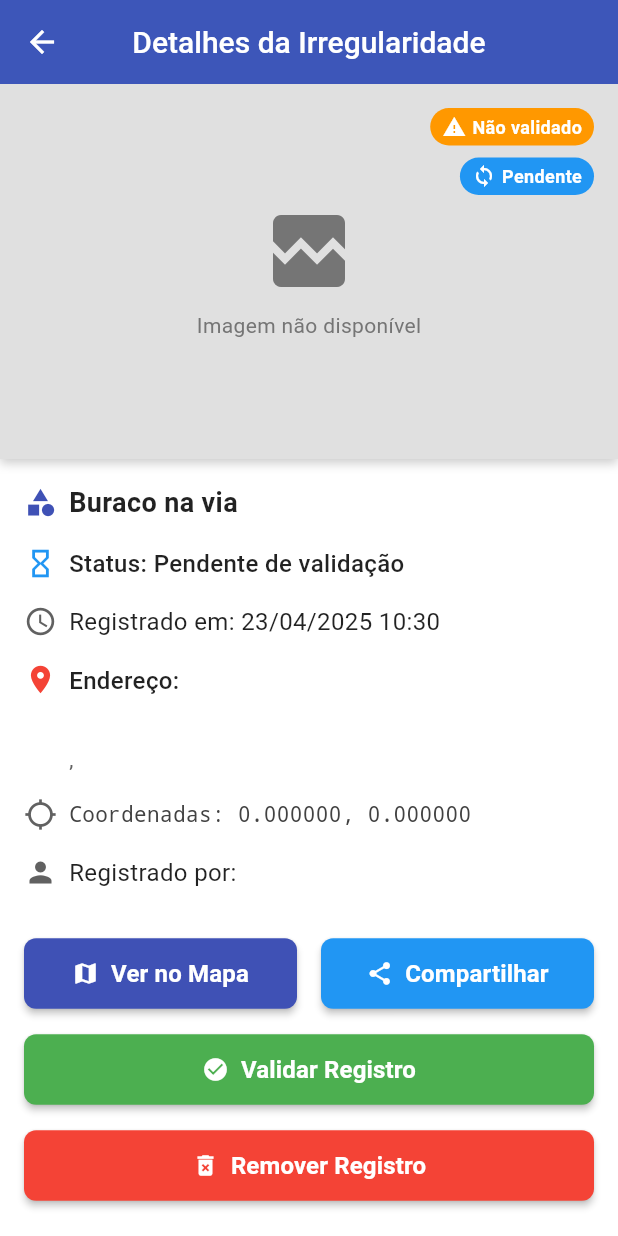
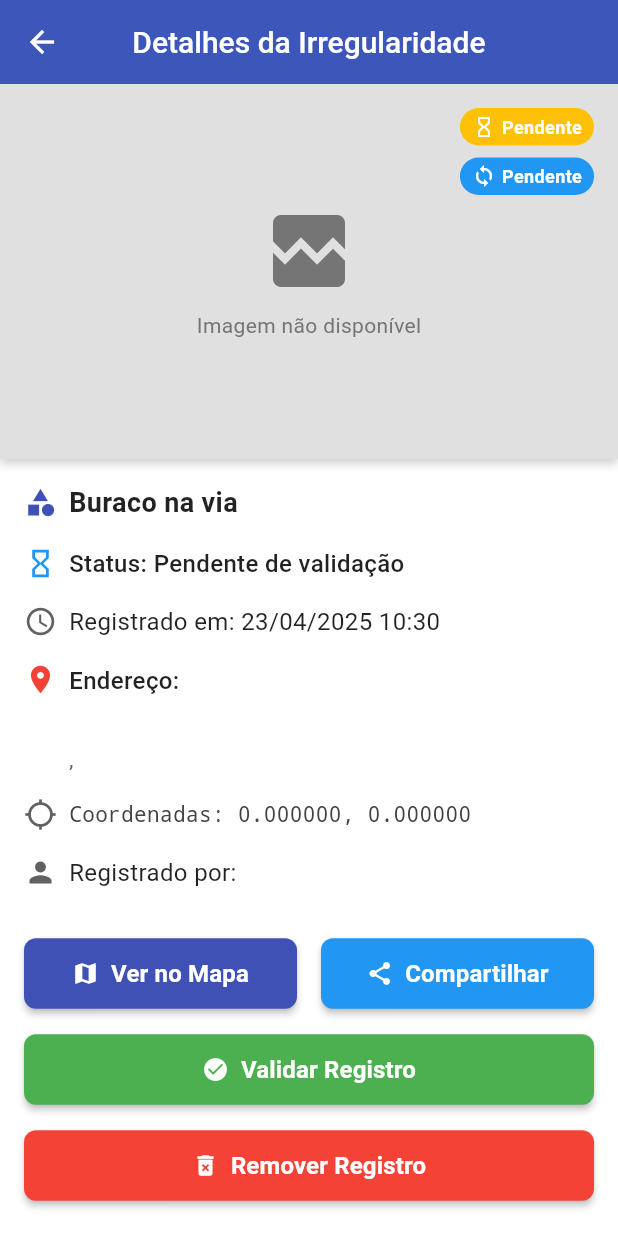
Before and after one commit to Org-ICEVProjetos/avisai_front, a Flutter app: the DetalheRegistroScreen screen opened directly with empty values, on a phone screen of 412 x 824 dp. Run offline on Flutter 3.47's test engine with Material 3 defaults, Android fonts, the phone set to English and light mode, and no system bars; our stand-ins replace camera, connectivity_plus, equatable, flutter_bloc, geocoding, geolocator and 5 more; missing offline and left inert: exif; accounts and stored records are empty.

Commit message:
fix: correção de bugs de validação e escopo do mapa

```diff
--- a/lib/bloc/auth/auth_bloc.dart
+++ b/lib/bloc/auth/auth_bloc.dart
@@ -1,4 +1,6 @@
 import 'dart:async';
+import 'package:avisai4/services/user_storage.dart';
+import 'package:flutter/widgets.dart';
 import 'package:flutter_bloc/flutter_bloc.dart';
 import 'package:equatable/equatable.dart';
 import '../../data/models/usuario.dart';
@@ -59,6 +61,15 @@ abstract class AuthState extends Equatable {
   List<Object> get props => [];
 }
 
+class LoginAutomaticoSolicitado extends AuthEvent {
+  final Usuario usuario;
+
+  const LoginAutomaticoSolicitado({required this.usuario});
+
+  @override
+  List<Object> get props => [usuario];
+}
+
 class NaoAutenticado extends AuthState {}
 
 class Carregando extends AuthState {}
@@ -94,6 +105,7 @@ class AuthBloc extends Bloc<AuthEvent, AuthState> {
     on<RegistroSolicitado>(_onRegistroSolicitado);
     on<RecuperacaoSenhaSolicitada>(_onRecuperacaoSenhaSolicitada);
     on<LogoutSolicitado>(_onLogoutSolicitado);
+    on<LoginAutomaticoSolicitado>(_onLoginAutomaticoSolicitado);
   }
 
   Future<void> _onVerificarAutenticacao(
@@ -110,6 +122,24 @@ class AuthBloc extends Bloc<AuthEvent, AuthState> {
       }
     } catch (e) {
       emit(NaoAutenticado());
+    }
+  }
+
+  Future<void> _onLoginAutomaticoSolicitado(
+    LoginAutomaticoSolicitado event,
+    Emitter<AuthState> emit,
+  ) async {
+    emit(Carregando());
+
+    try {
+      // Aqui você pode opcionalmente validar com a API se o token/sessão ainda é válido
+      // Se não houver API, simplesmente emita o estado autenticado com o usuário
+      emit(Autenticado(event.usuario));
+    } catch (e) {
+      // Em caso de erro, como token expirado, emitir não autenticado
+      emit(NaoAutenticado());
+      // E remover os dados locais
+      await UserLocalStorage.removerUsuario();
     }
   }
 
@@ -130,6 +160,7 @@ class AuthBloc extends Bloc<AuthEvent, AuthState> {
       //   event.cpf,
       //   event.senha,
       // );
+      await UserLocalStorage.salvarUsuario(usuario);
       emit(Autenticado(usuario));
     } catch (e) {
       emit(AuthErro(e.toString()));
@@ -174,9 +205,19 @@ class AuthBloc extends Bloc<AuthEvent, AuthState> {
     emit(Carregando());
     try {
       await _authRepository.logout();
+      await UserLocalStorage.removerUsuario();
       emit(NaoAutenticado());
     } catch (e) {
       emit(AuthErro(e.toString()));
     }
   }
+
+  // Método utilitário que pode ser usado em qualquer parte do app
+  Usuario? getUsuarioAtual(BuildContext context) {
+    final authState = context.read<AuthBloc>().state;
+    if (authState is Autenticado) {
+      return authState.usuario;
+    }
+    return null;
+  }
 }
--- a/lib/data/models/registro.dart
+++ b/lib/data/models/registro.dart
@@ -1,4 +1,4 @@
-enum StatusValidacao { validado, naoValidado, pendente }
+enum StatusValidacao { validado, naoValidado, pendente, emExecucao, resolvido }
 
 enum CategoriaIrregularidade { buraco, posteDefeituoso, lixoIrregular }
 
--- a/lib/presentation/screens/mapa/detalhes_registro_screen.dart
+++ b/lib/presentation/screens/mapa/detalhes_registro_screen.dart
@@ -39,6 +39,10 @@ class DetalheRegistroScreen extends StatelessWidget {
         return 'Não validado';
       case StatusValidacao.pendente:
         return 'Pendente de validação';
+      case StatusValidacao.resolvido:
+        return "Resolvido";
+      case StatusValidacao.emExecucao:
+        return "Em execução";
     }
   }
 
@@ -50,6 +54,10 @@ class DetalheRegistroScreen extends StatelessWidget {
         return Colors.orange;
       case StatusValidacao.pendente:
         return Colors.blue;
+      case StatusValidacao.resolvido:
+        return Colors.green;
+      case StatusValidacao.emExecucao:
+        return Colors.deepOrange;
     }
   }
 
@@ -137,13 +145,13 @@ class DetalheRegistroScreen extends StatelessWidget {
       body: BlocListener<RegistroBloc, RegistroState>(
         listener: (context, state) {
           if (state is RegistroOperacaoSucesso) {
-            ScaffoldMessenger.of(context).showSnackBar(
-              SnackBar(
-                content: Text(state.mensagem),
-                backgroundColor: Colors.green,
-                duration: const Duration(seconds: 2),
-              ),
-            );
+            // ScaffoldMessenger.of(context).showSnackBar(
+            //   SnackBar(
+            //     content: Text(state.mensagem),
+            //     backgroundColor: Colors.green,
+            //     duration: const Duration(seconds: 2),
+            //   ),
+            // );
 
             // Se a operação for sucesso e estiver relacionada a uma remoção,
             // voltar para a tela anterior
@@ -151,12 +159,12 @@ class DetalheRegistroScreen extends StatelessWidget {
               Navigator.of(context).pop();
             }
           } else if (state is RegistroErro) {
-            ScaffoldMessenger.of(context).showSnackBar(
-              SnackBar(
-                content: Text(state.mensagem),
-                backgroundColor: Colors.red,
-              ),
-            );
+            // ScaffoldMessenger.of(context).showSnackBar(
+            //   SnackBar(
+            //     content: Text(state.mensagem),
+            //     backgroundColor: Colors.red,
+            //   ),
+            // );
           }
         },
         child: SingleChildScrollView(
@@ -213,10 +221,7 @@ class DetalheRegistroScreen extends StatelessWidget {
                         child: Column(
                           crossAxisAlignment: CrossAxisAlignment.end,
                           children: [
-                            ValidationBadge(
-                              validated:
-                                  registro.status == StatusValidacao.validado,
-                            ),
+                            ValidationBadge(status: registro.status),
                             if (!registro.sincronizado) ...[
                               const SizedBox(height: 8),
                               Container(
--- a/lib/presentation/screens/widgets/registro_card.dart
+++ b/lib/presentation/screens/widgets/registro_card.dart
@@ -1,5 +1,6 @@
 import 'dart:io';
 
+import 'package:avisai4/data/models/registro.dart';
 import 'package:flutter/material.dart';
 
 import 'validation_badge.dart';
@@ -9,7 +10,7 @@ class RegistroCard extends StatelessWidget {
   final String endereco;
   final String data;
   final String imagemUrl;
-  final bool validado;
+  final StatusValidacao status; // Modificado de bool para StatusValidacao
   final bool sincronizado;
   final VoidCallback? onTap;
   final VoidCallback? onDelete;
@@ -20,7 +21,7 @@ class RegistroCard extends StatelessWidget {
     required this.endereco,
     required this.data,
     required this.imagemUrl,
-    this.validado = false,
+    this.status = StatusValidacao.naoValidado, // Valor padrão modificado
     this.sincronizado = true,
     this.onTap,
     this.onDelete,
@@ -30,9 +31,7 @@ class RegistroCard extends StatelessWidget {
   Widget build(BuildContext context) {
     return Card(
       clipBehavior: Clip.antiAlias,
-      shape: RoundedRectangleBorder(
-        borderRadius: BorderRadius.circular(12.0),
-      ),
+      shape: RoundedRectangleBorder(borderRadius: BorderRadius.circular(12.0)),
       elevation: 3.0,
       margin: const EdgeInsets.symmetric(vertical: 8.0, horizontal: 16.0),
       child: InkWell(
@@ -69,12 +68,14 @@ class RegistroCard extends StatelessWidget {
                     child: Column(
                       crossAxisAlignment: CrossAxisAlignment.end,
                       children: [
-                        ValidationBadge(validated: validado),
+                        ValidationBadge(status: status),
                         if (!sincronizado) ...[
                           const SizedBox(height: 4.0),
                           Container(
                             padding: const EdgeInsets.symmetric(
-                                horizontal: 8.0, vertical: 4.0),
+                              horizontal: 8.0,
+                              vertical: 4.0,
+                            ),
                             decoration: BoxDecoration(
                               color: Colors.blue,
                               borderRadius: BorderRadius.circular(16.0),
--- a/lib/presentation/screens/widgets/validation_badge.dart
+++ b/lib/presentation/screens/widgets/validation_badge.dart
@@ -1,32 +1,59 @@
 import 'package:flutter/material.dart';
+import '../../../data/models/registro.dart'; // Importando o arquivo onde está o enum StatusValidacao
 
 class ValidationBadge extends StatelessWidget {
-  final bool validated;
+  final StatusValidacao status;
 
-  const ValidationBadge({
-    super.key,
-    required this.validated,
-  });
+  const ValidationBadge({super.key, required this.status});
 
   @override
   Widget build(BuildContext context) {
+    // Definir configurações de acordo com o status
+    IconData icon;
+    String texto;
+    Color cor;
+
+    switch (status) {
+      case StatusValidacao.validado:
+        icon = Icons.check_circle;
+        texto = 'Validado';
+        cor = Colors.green;
+        break;
+      case StatusValidacao.naoValidado:
+        icon = Icons.warning;
+        texto = 'Não validado';
+        cor = Colors.orange;
+        break;
+      case StatusValidacao.pendente:
+        icon = Icons.hourglass_empty;
+        texto = 'Pendente';
+        cor = Colors.amber;
+        break;
+      case StatusValidacao.emExecucao:
+        icon = Icons.engineering;
+        texto = 'Em execução';
+        cor = Colors.blue;
+        break;
+      case StatusValidacao.resolvido:
+        icon = Icons.task_alt;
+        texto = 'Resolvido';
+        cor = Colors.teal;
+        break;
+    }
+
     return Container(
       padding: const EdgeInsets.symmetric(horizontal: 8.0, vertical: 4.0),
       decoration: BoxDecoration(
-        color: validated ? Colors.green : Colors.orange,
+        color: cor,
         borderRadius: BorderRadius.circular(16.0),
       ),
       child: Row(
         mainAxisSize: MainAxisSize.min,
         children: [
-          Icon(
-            validated ? Icons.check_circle : Icons.warning,
-            color: Colors.white,
-            size: 16.0,
-          ),
+          Icon(icon, color: Colors.white, size: 16.0),
           const SizedBox(width: 4.0),
           Text(
-            validated ? 'Validado' : 'Não validado',
+            texto,
             style: const TextStyle(
               color: Colors.white,
               fontSize: 12.0,
```
Also changed, not shown: lib/bloc/registro/registro_bloc.dart (+0 -71 lines), lib/presentation/screens/auth/splash_screen.dart (+14 -0 lines), lib/presentation/screens/mapa/mapa_irregularidades_screen.dart (+33 -14 lines), lib/presentation/screens/registro/meus_registros_screen.dart (+7 -7 lines), lib/presentation/screens/registro/novo_registro_screen.dart (+20 -5 lines), lib/services/user_storage.dart (added, +98 -0 lines).
